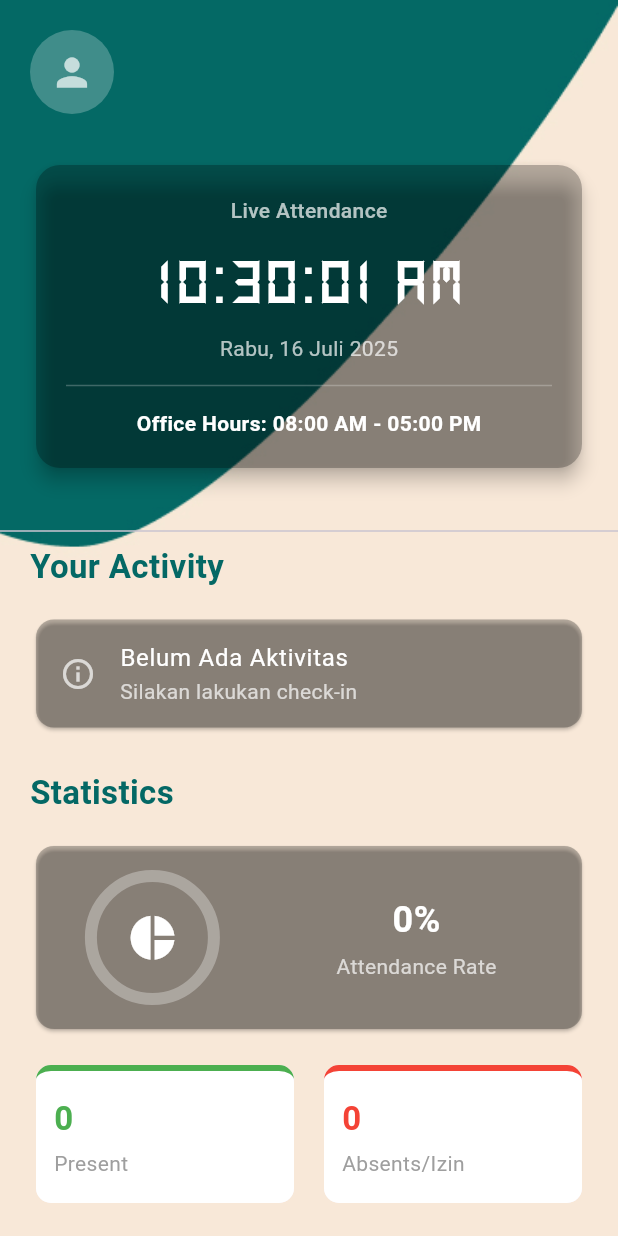
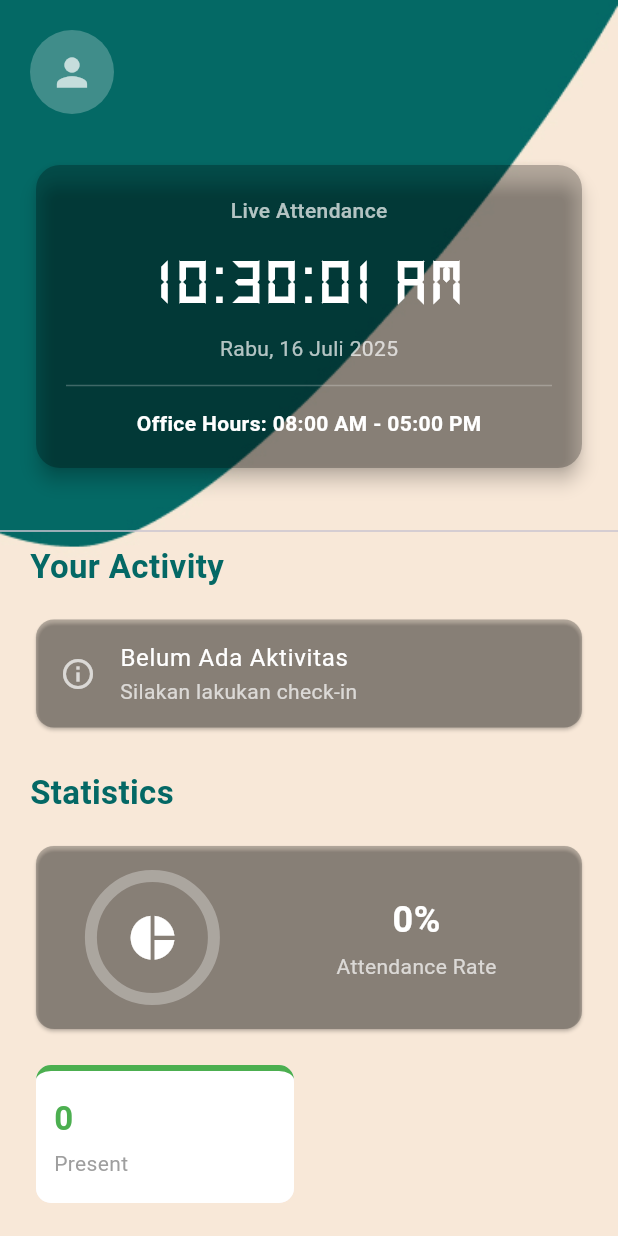
Before and after one commit to Haikalalthaaf999/Absensi, a Flutter app: the HomeScreen screen opened directly, on a phone screen of 412 x 824 dp. Run offline on Flutter 3.47's test engine with Material 3 defaults, Android fonts, the phone set to English and light mode, and no system bars; drawn by our look-alikes of percent_indicator; our stand-ins replace geocoding, geolocator, google_maps_flutter, image_picker, lottie, shared_preferences and 1 more; accounts and stored records are empty; network calls fail; Roboto replaces fonts that are missing (Poppins).

Commit message:
fix lagi

```diff
--- a/lib/pages/user/home_screeen.dart
+++ b/lib/pages/user/home_screeen.dart
@@ -553,11 +553,11 @@ class _HomeScreenState extends State<HomeScreen> {
           label: "Present",
           color: Colors.green,
         ),
-        _buildStatGridItem(
-          count: _getStatAsInt('total_izin').toString(),
-          label: "Absents/Izin",
-          color: Colors.red,
-        ),
+        // _buildStatGridItem(
+        //   count: _getStatAsInt('total_izin').toString(),
+        //   label: "Absents/Izin",
+        //   color: Colors.red,
+        // ),
         // _buildStatGridItem(
         //   count: "0",
         //   label: "Early Leave",
```
